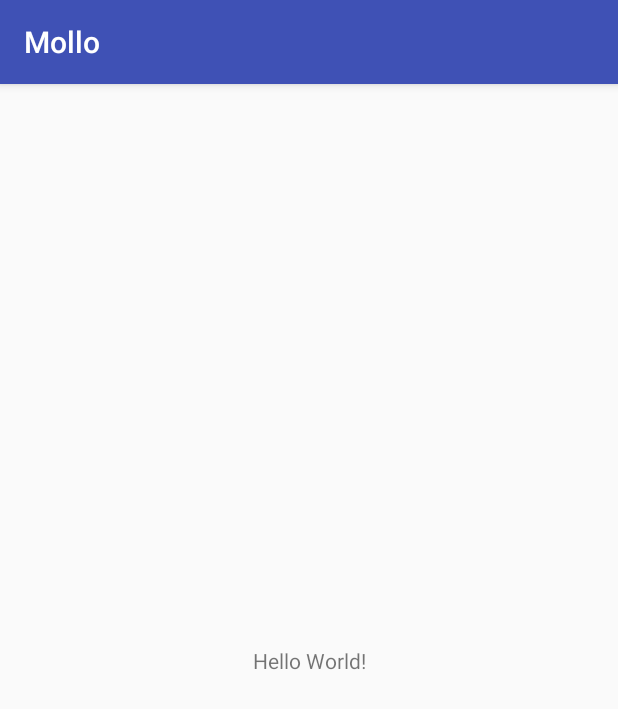
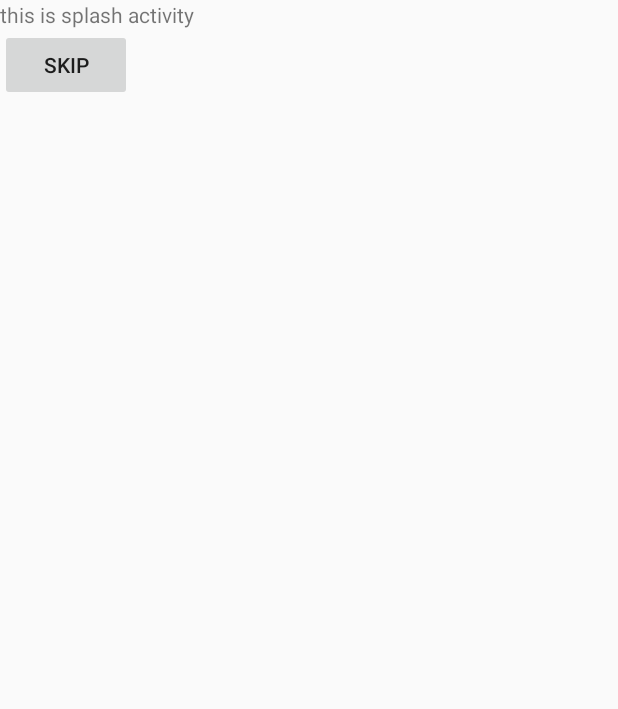
Before and after one commit to YOOKEUNCHANG/mollo, an Android app: the screen it shows after launch (MainActivity before the commit, SplashActivity after it), on a phone screen of 412 x 824 dp. Shown: the top 709 px of the screen. Run offline under Robolectric (Android 15) with nearby library versions, the phone set to English and light mode, and no system bars; libraries missing offline, so code that uses them is left out: com.kakao.auth; 3 statements that could not run were skipped.

Commit message:
kakao login by alex
kakao login

```diff
--- /dev/null
+++ b/app/src/main/java/themollo/app/mollo/MolloApplication.java
@@ -0,0 +1,27 @@
+package themollo.app.mollo;
+
+import android.app.Application;
+
+import com.kakao.auth.KakaoSDK;
+
+import themollo.app.mollo.login.sns_login.kakao.KakaoSDKAdapter;
+
+/**
+ * Created by alex on 2018. 7. 9..
+ */
+
+public class MolloApplication extends Application {
+
+    private static MolloApplication instance = null;
+
+    @Override
+    public void onCreate() {
+        super.onCreate();
+        MolloApplication.instance = this;
+        KakaoSDK.init(new KakaoSDKAdapter());
+    }
+
+    public static MolloApplication getInstance(){
+        return instance;
+    }
+}
--- /dev/null
+++ b/app/src/main/java/themollo/app/mollo/splash/SplashActivity.java
@@ -0,0 +1,58 @@
+package themollo.app.mollo.splash;
+
+import android.content.Intent;
+import android.content.pm.PackageInfo;
+import android.content.pm.PackageManager;
+import android.content.pm.Signature;
+import android.support.v7.app.AppCompatActivity;
+import android.os.Bundle;
+import android.util.Base64;
+import android.util.Log;
+import android.view.View;
+import android.view.Window;
+import android.widget.Button;
+
+import java.security.MessageDigest;
+import java.security.NoSuchAlgorithmException;
+
+import themollo.app.mollo.R;
+import themollo.app.mollo.login.sns_login.LoginActivity;
+
+public class SplashActivity extends AppCompatActivity {
+
+    private Button btSkip;
+
+    @Override
+    protected void onCreate(Bundle savedInstanceState) {
+        super.onCreate(savedInstanceState);
+        setContentView(R.layout.activity_splash);
+
+        btSkip = findViewById(R.id.btSkip);
+        btSkip.setOnClickListener(new View.OnClickListener() {
+            @Override
+            public void onClick(View v) {
+                onSkip();
+            }
+        });
+
+        try {
+            PackageInfo info = getPackageManager().getPackageInfo(
+                    getPackageName(), PackageManager.GET_SIGNATURES);
+            for (Signature signature : info.signatures) {
+                MessageDigest md = MessageDigest.getInstance("SHA");
+                md.update(signature.toByteArray());
+                Log.i("KEYHASH",
+                        Base64.encodeToString(md.digest(), Base64.DEFAULT));
+            }
+        } catch (PackageManager.NameNotFoundException e) {
+
+        } catch (NoSuchAlgorithmException e) {
+
+        }
+    }
+
+    public void onSkip(){
+        Intent intent = new Intent(SplashActivity.this, LoginActivity.class);
+        startActivity(intent);
+    }
+}
--- /dev/null
+++ b/app/src/main/res/layout/activity_splash.xml
@@ -0,0 +1,22 @@
+<?xml version="1.0" encoding="utf-8"?>
+<LinearLayout xmlns:android="http://schemas.android.com/apk/res/android"
+    xmlns:app="http://schemas.android.com/apk/res-auto"
+    xmlns:tools="http://schemas.android.com/tools"
+    android:layout_width="match_parent"
+    android:layout_height="match_parent"
+    android:orientation="vertical"
+    tools:context="themollo.app.mollo.splash.SplashActivity">
+
+    <TextView
+        android:layout_width="wrap_content"
+        android:layout_height="wrap_content"
+        android:gravity="center"
+        android:text="this is splash activity" />
+
+    <Button
+        android:id="@+id/btSkip"
+        android:layout_width="wrap_content"
+        android:layout_height="wrap_content"
+        android:text="skip" />
+
+</LinearLayout>
--- a/app/src/main/res/values/strings.xml
+++ b/app/src/main/res/values/strings.xml
@@ -1,3 +1,4 @@
 <resources>
     <string name="app_name">Mollo</string>
+    <string name="kakao_app_key">4422cf6abc2140ffaa1f80ba598862c8</string>
 </resources>
--- a/app/src/main/res/values/styles.xml
+++ b/app/src/main/res/values/styles.xml
@@ -1,7 +1,7 @@
 <resources>
 
     <!-- Base application theme. -->
-    <style name="AppTheme" parent="Theme.AppCompat.Light.DarkActionBar">
+    <style name="AppTheme" parent="Theme.AppCompat.Light.NoActionBar">
         <!-- Customize your theme here. -->
         <item name="colorPrimary">@color/colorPrimary</item>
         <item name="colorPrimaryDark">@color/colorPrimaryDark</item>
--- a/gradle.properties
+++ b/gradle.properties
@@ -15,3 +15,5 @@ org.gradle.jvmargs=-Xmx1536m
 # This option should only be used with decoupled projects. More details, visit
 # http://www.gradle.org/docs/current/userguide/multi_project_builds.html#sec:decoupled_projects
 # org.gradle.parallel=true
+KAKAO_SDK_GROUP=com.kakao.sdk
+KAKAO_SDK_VERSION=1.11.1
```
Also changed, not shown: app/build.gradle (+20 -4 lines), app/src/main/AndroidManifest.xml (+22 -2 lines), app/src/main/java/themollo/app/mollo/login/sns_login/FacebookLogin.java (added, +8 -0 lines), app/src/main/java/themollo/app/mollo/login/sns_login/GoogleLogin.java (added, +8 -0 lines), app/src/main/java/themollo/app/mollo/login/sns_login/InstagramLogin.java (added, +8 -0 lines), app/src/main/java/themollo/app/mollo/login/sns_login/LoginActivity.java (added, +34 -0 lines), app/src/main/java/themollo/app/mollo/login/sns_login/NaverLogin.java (added, +8 -0 lines), app/src/main/java/themollo/app/mollo/login/sns_login/kakao/KakaoLogin.java (added, +52 -0 lines), app/src/main/java/themollo/app/mollo/login/sns_login/kakao/KakaoSDKAdapter.java (added, +63 -0 lines), app/src/main/res/layout/activity_login.xml (added, +16 -0 lines), build.gradle (+12 -1 lines), 1 other file.
